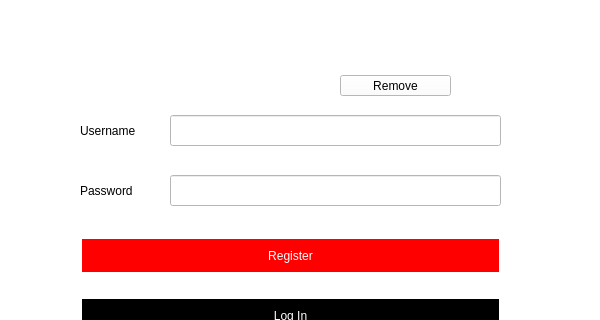
Qt form client/ui/Registration/registration.ui (s267562/Live-Text-Editor) before a commit; both pictures show x 0 to 600 and y 164 to 484 of the 600 by 600 pixel window.
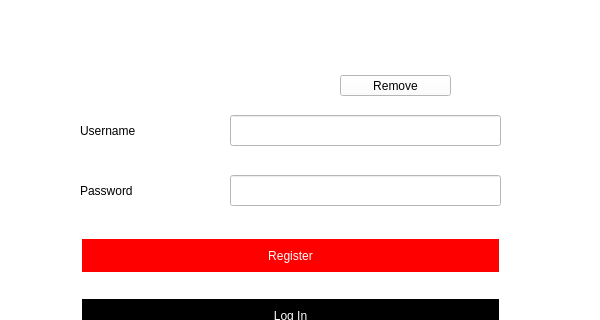
The same form after that commit. Icons and pictures are not drawn. Custom widgets are drawn as their Qt base class.

```diff
--- a/client/ui/Registration/registration.ui
+++ b/client/ui/Registration/registration.ui
@@ -51,7 +51,7 @@
        <rect>
         <x>10</x>
         <y>160</y>
-        <width>71</width>
+        <width>141</width>
         <height>31</height>
        </rect>
       </property>
@@ -64,7 +64,7 @@
        <rect>
         <x>10</x>
         <y>220</y>
-        <width>71</width>
+        <width>141</width>
         <height>31</height>
        </rect>
       </property>
@@ -91,9 +91,9 @@
      <widget class="QLineEdit" name="username">
       <property name="geometry">
        <rect>
-        <x>100</x>
+        <x>160</x>
         <y>160</y>
-        <width>331</width>
+        <width>271</width>
         <height>31</height>
        </rect>
       </property>
@@ -101,9 +101,9 @@
      <widget class="QLineEdit" name="password">
       <property name="geometry">
        <rect>
-        <x>100</x>
+        <x>160</x>
         <y>220</y>
-        <width>331</width>
+        <width>271</width>
         <height>31</height>
        </rect>
       </property>
```
